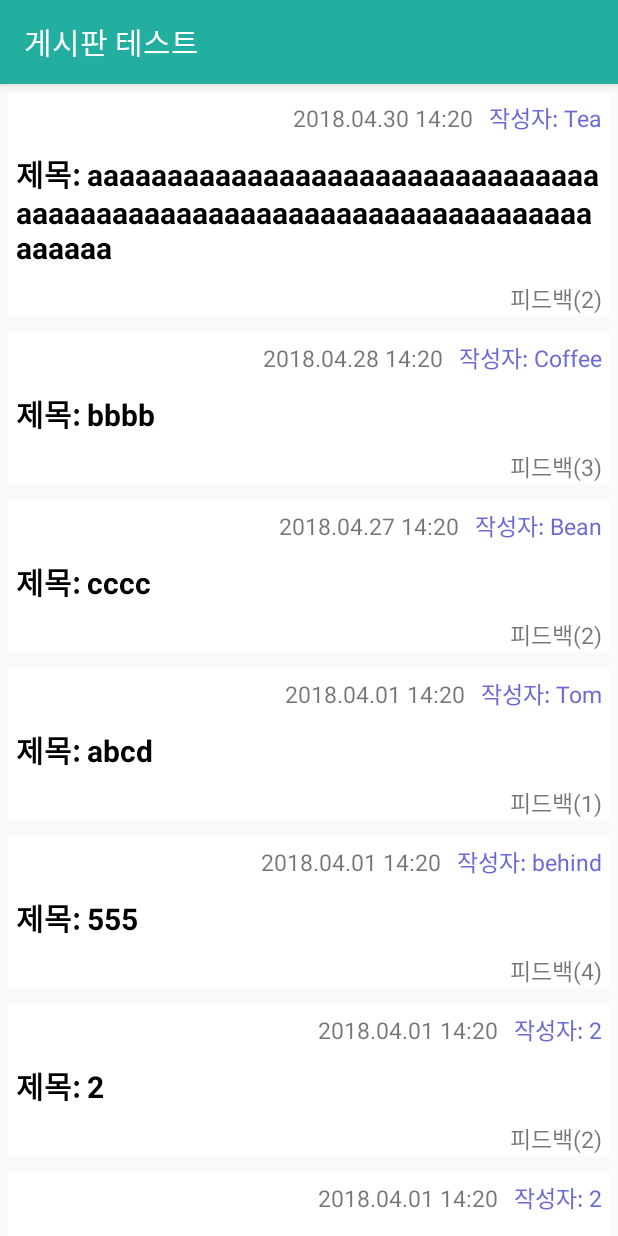
After one commit to BeomSS/At, an Android app: the BoardActivity screen opened directly, with no data from a screen before it, on a phone screen of 412 x 824 dp. The commit adds this screen. Run offline under Robolectric (Android 15) with nearby library versions, the phone set to English and light mode, and no system bars.

Commit message:
게시판 추가

```diff
--- a/app/src/main/AndroidManifest.xml
+++ b/app/src/main/AndroidManifest.xml
@@ -27,6 +27,7 @@
         <activity android:name=".MyWritingFeedbackActivity"/>
         <activity android:name=".MyNoticeActivity"/>
         <activity android:name=".MyPreferencesActivity"/>
+        <activity android:name=".BoardActivity"/>
     </application>
 
 </manifest>
--- /dev/null
+++ b/app/src/main/java/com/example/user/at/BoardActivity.java
@@ -0,0 +1,46 @@
+package com.example.user.at;
+
+import android.os.Bundle;
+import android.support.annotation.Nullable;
+import android.support.v7.app.AppCompatActivity;
+import android.support.v7.widget.DefaultItemAnimator;
+import android.support.v7.widget.LinearLayoutManager;
+import android.support.v7.widget.RecyclerView;
+
+import java.util.ArrayList;
+
+public class BoardActivity extends AppCompatActivity {
+    String[] testTimes={"2018.04.30 14:20","2018.04.28 14:20","2018.04.27 14:20","2018.04.01 14:20","2018.04.01 14:20","2018.04.01 14:20","2018.04.01 14:20","2018.04.01 14:20","2018.04.01 14:20"};
+    String[] testTitles={"aaaaaaaaaaaaaaaaaaaaaaaaaaaaaaaaaaaaaaaaaaaaaaaaaaaaaaaaaaaaaaaaaaaaaaaaaa","bbbb","cccc","abcd","555","2","2","2","2"};
+    String[] testWriters={"Tea","Coffee","Bean","Tom","behind","2","2","2","2"};
+    String[] testfeedbacks={"2","3","2","1","4","2","2","2","2","2"};
+
+    String categoryName;
+    RecyclerView boardRecycler;
+    LinearLayoutManager layoutManager;
+    ArrayList<MyInfoItem> items;
+    MyInfoAdapter adapter;
+    int num;
+
+    @Override
+    protected void onCreate(@Nullable Bundle savedInstanceState) {
+        super.onCreate(savedInstanceState);
+        android.support.v7.app.ActionBar actionbar=getSupportActionBar();
+        actionbar.setTitle("게시판 테스트"); //인탠트로 어떤 곳에서 불러온건지 알아야한다.
+        setContentView(R.layout.board);
+
+        boardRecycler=findViewById(R.id.board_recycler);
+        layoutManager=new LinearLayoutManager(this);
+        layoutManager.setOrientation(LinearLayoutManager.VERTICAL);
+
+        items=new ArrayList();
+        for (num=0;num<=8;num++){
+            items.add(new MyInfoItem(testTimes[num],testTitles[num],testWriters[num],testfeedbacks[num]));
+        };
+
+        boardRecycler.setLayoutManager(layoutManager);
+        boardRecycler.setItemAnimator(new DefaultItemAnimator());
+        adapter=new MyInfoAdapter(items);
+        boardRecycler.setAdapter(adapter);
+    }
+}
--- /dev/null
+++ b/app/src/main/res/layout/board.xml
@@ -0,0 +1,10 @@
+<?xml version="1.0" encoding="utf-8"?>
+<android.support.constraint.ConstraintLayout
+    xmlns:android="http://schemas.android.com/apk/res/android" android:layout_width="match_parent"
+    android:layout_height="match_parent">
+    <android.support.v7.widget.RecyclerView
+        android:id="@+id/board_recycler"
+        android:layout_width="match_parent"
+        android:layout_height="match_parent"/>
+
+</android.support.constraint.ConstraintLayout>
--- a/app/src/main/res/layout/my_info_recycler_item.xml
+++ b/app/src/main/res/layout/my_info_recycler_item.xml
@@ -36,6 +36,7 @@
         android:layout_width="wrap_content"
         android:layout_height="wrap_content"
         android:layout_marginTop="3dp"
+        android:layout_marginRight="5dp"
         android:textSize="15dp"
         android:layout_gravity="right"
         android:id="@+id/layout_feedback"/>
```
Also changed, not shown: app/src/main/java/com/example/user/at/BoardFragment.java (+10 -0 lines), app/src/main/java/com/example/user/at/MyWritingListActivity.java (+0 -12 lines), app/src/main/res/layout/fragment_board.xml (+10 -3 lines).
